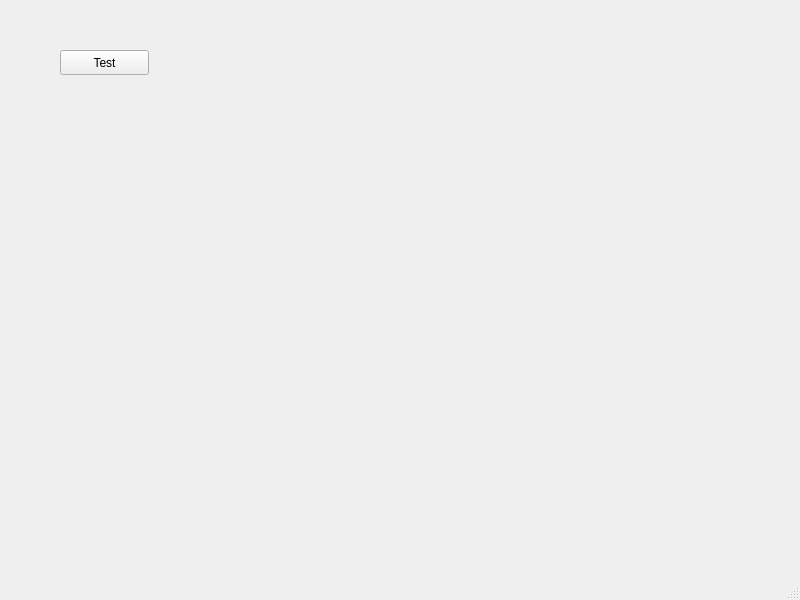
Before: the Qt Designer form gui/main.ui in adareau/HAL, drawn with Qt 5.
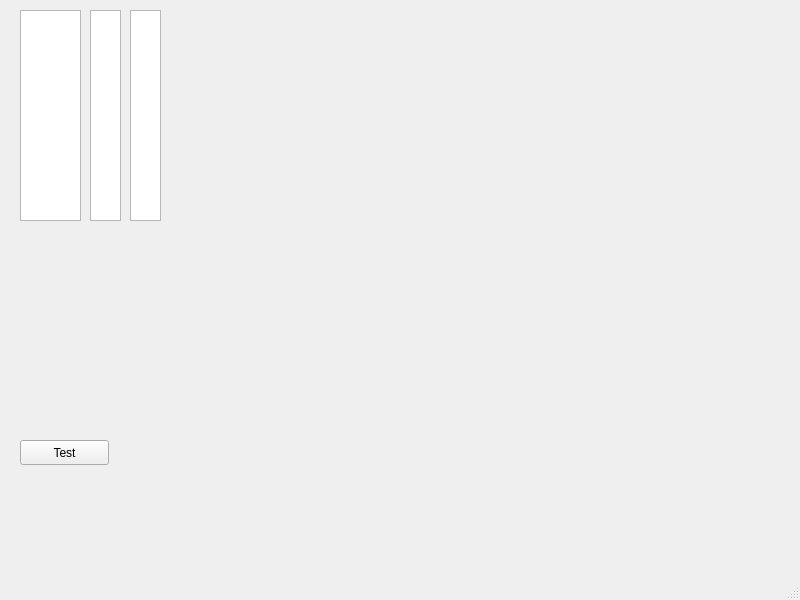
After: the same form once the commit is applied.

The edit to the form file:
```diff
--- a/gui/main.ui
+++ b/gui/main.ui
@@ -17,8 +17,8 @@
    <widget class="QPushButton" name="testButton">
     <property name="geometry">
      <rect>
-      <x>60</x>
-      <y>50</y>
+      <x>20</x>
+      <y>440</y>
       <width>89</width>
       <height>25</height>
      </rect>
@@ -27,6 +27,36 @@
      <string>Test</string>
     </property>
    </widget>
+   <widget class="QListView" name="yearListView">
+    <property name="geometry">
+     <rect>
+      <x>20</x>
+      <y>10</y>
+      <width>61</width>
+      <height>211</height>
+     </rect>
+    </property>
+   </widget>
+   <widget class="QListView" name="monthListView">
+    <property name="geometry">
+     <rect>
+      <x>90</x>
+      <y>10</y>
+      <width>31</width>
+      <height>211</height>
+     </rect>
+    </property>
+   </widget>
+   <widget class="QListView" name="dayListView">
+    <property name="geometry">
+     <rect>
+      <x>130</x>
+      <y>10</y>
+      <width>31</width>
+      <height>211</height>
+     </rect>
+    </property>
+   </widget>
   </widget>
   <widget class="QMenuBar" name="menubar">
    <property name="geometry">
```
